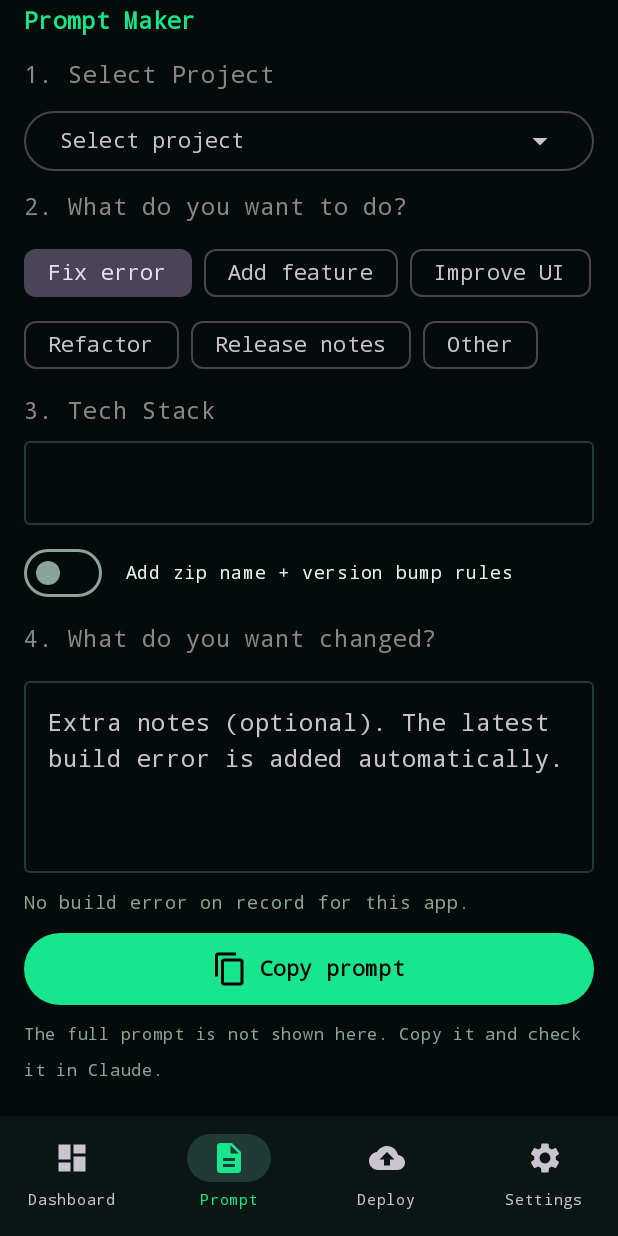
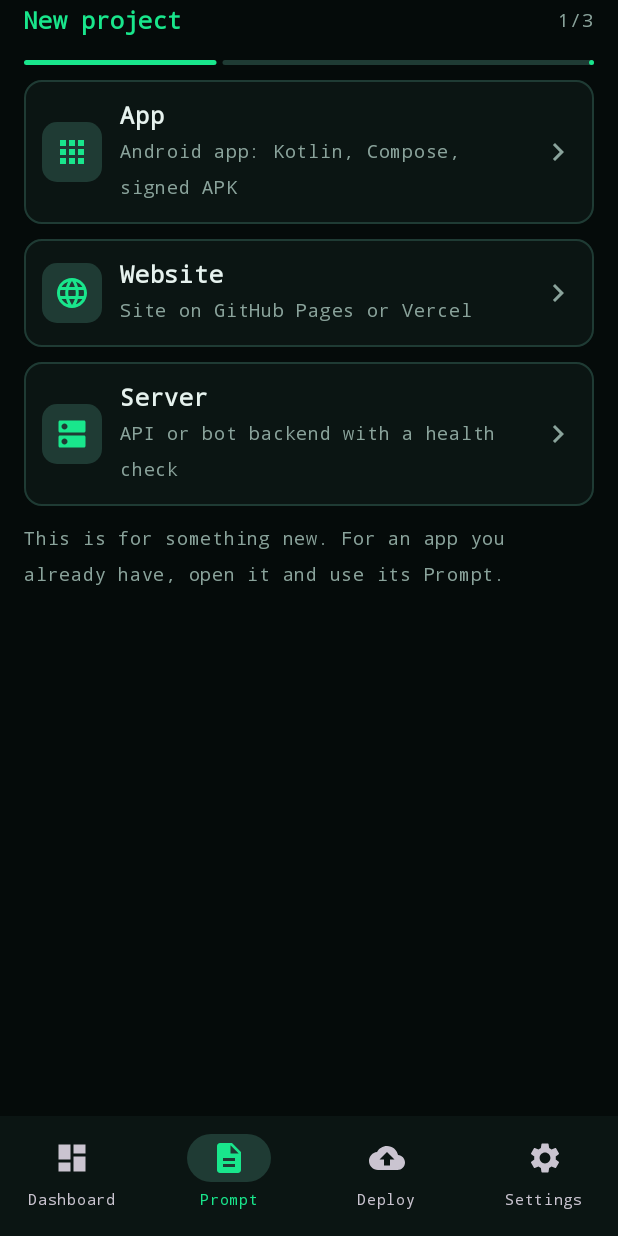
Before and after one commit to krishna000627-pixel/apphub, an Android app built with Jetpack Compose: the screen it shows after launch (MainActivity), item 2 of the bottom bar chosen, on a phone screen of 412 x 824 dp. Run offline under Robolectric (Android 15) with nearby library versions, the phone set to English and light mode, and no system bars; our stand-ins replace Room's generated code; pictures from the network do not load; 21 statements that could not run were skipped.

Commit message:
v65: update from App Hub

```diff
--- a/app/build.gradle.kts
+++ b/app/build.gradle.kts
@@ -25,7 +25,7 @@ android {
     defaultConfig {
         applicationId = "com.krishna.apphub"
         minSdk = 26; targetSdk = 35
-        versionCode = 64; versionName = "64.0"
+        versionCode = 65; versionName = "65.0"
         buildConfigField("String", "APPHUB_CLIENT_SECRET", "\"${project.findProperty("APPHUB_CLIENT_SECRET") ?: ""}\"")
         buildConfigField("String", "APPHUB_CLIENT_ID", "\"${project.findProperty("APPHUB_CLIENT_ID") ?: "Ov23lid24TxTmpt2GX9e"}\"")
     }
--- a/app/src/main/java/com/krishna/apphub/About.kt
+++ b/app/src/main/java/com/krishna/apphub/About.kt
@@ -18,6 +18,7 @@ import androidx.navigation.NavHostController
 /** v28: short release notes shown on the About page (newest first). */
 object ChangeLog {
     val list: List<Pair<String, List<String>>> = listOf(
+        "v65" to listOf("Prompts split in two. Each project has its own Prompt page (task chips, one box, Copy; Adopt is a task there). The Prompt tab is now only for a NEW app, website or server, one page at a time: type, idea, setup, ready."),
         "v64" to listOf("Project page is now a hub with sub pages (Builds, Releases, Files, Info, Prompt, Settings), each with a back arrow. No bottom bar and no tabs on any project page. A failed-build notification opens the build list on top of the project."),
         "v63" to listOf("Project page redesigned: one navigation (its own bottom bar: Overview, Builds, Releases, Settings; the app bar is hidden there), new Overview with status, actions, attention cards, Files/Info/Prompt tiles. Builds: filters, durations, Re-run and Cancel. Notifications: separate channels (failed builds loud, passed quiet), commit and duration in the text, Builds and Install buttons, grouped, Mute alerts per app. Share and copy link from the menu."),
         "v62" to listOf("A changed address shows at once (unlink Vercel = GitHub Pages address right away, Pages off = its address gone right away). The note under Create GitHub repo is removed. Hosting settings moved to their own file."),
--- a/app/src/main/java/com/krishna/apphub/Commands.kt
+++ b/app/src/main/java/com/krishna/apphub/Commands.kt
@@ -16,12 +16,54 @@ object Prompts {
         else -> listOf("Fix error", "Add feature", "Improve UI", "Refactor", "Release notes", "Other")
     }
 
-    fun ideasPrompt(cat: String, notes: String): String =
-        "I want to build a new Android app in the \"$cat\" area." + (if (notes.isBlank()) "" else " My interests and must-haves: $notes.") +
-        "\n\nDo NOT write any code yet.\n\nStep 1 - Ideas: suggest 8 distinct app ideas. For each give: a name, a one-line pitch, the 3 main screens, " +
-        "the one feature that makes it special, and effort (small / medium / large).\n\nThen stop and ask me to pick one (or mix two). " +
-        "Only after I choose: ask up to 3 short questions, show a one-screen plan, and wait for my OK before building. " +
-        PREVIEW
+    fun ideasPrompt(cat: String, notes: String, kind: ProjectType = ProjectType.APP): String {
+        val what = when (kind) {
+            ProjectType.APP -> "a new Android app in the \"$cat\" area"
+            ProjectType.WEBSITE -> "a new website"
+            ProjectType.SERVER -> "a new server (an API or a bot backend)"
+        }
+        val parts = when (kind) { ProjectType.APP -> "the 3 main screens"; ProjectType.WEBSITE -> "the 3 main pages"; ProjectType.SERVER -> "the main endpoints" }
+        return "I want to build $what." + (if (notes.isBlank()) "" else " My interests and must-haves: $notes.") +
+            "\n\nDo NOT write any code yet.\n\nStep 1 - Ideas: suggest 8 distinct ideas. For each give: a name, a one-line pitch, $parts, " +
+            "the one feature that makes it special, and effort (small / medium / large).\n\nThen stop and ask me to pick one (or mix two). " +
+            "Only after I choose: ask up to 3 short questions, show a one-screen plan, and wait for my OK before building. " +
+            PREVIEW
+    }
+
+    /** v65: stack and host choices of the new project wizard (apps have fixed ones). */
+    fun stacksFor(kind: ProjectType): List<String> = when (kind) {
+        ProjectType.WEBSITE -> listOf("HTML + CSS + JS", "React + Vite", "Next.js")
+        ProjectType.SERVER -> listOf("Node + Express", "Python + FastAPI", "Go")
+        ProjectType.APP -> emptyList()
+    }
+    fun hostsFor(kind: ProjectType): List<String> = when (kind) {
+        ProjectType.WEBSITE -> listOf("GitHub Pages", "Vercel")
+        ProjectType.SERVER -> listOf("Render", "Vercel", "Docker")
+        ProjectType.APP -> emptyList()
+    }
+
+    /** v65: build prompt for a new website or server. (A new app uses [buildPrompt].) */
+    fun newProject(kind: ProjectType, name: String, pitch: String, stack: String, host: String): String {
+        val base = name.filter { it.isLetterOrDigit() }.ifBlank { "NewProject" }
+        val site = kind == ProjectType.WEBSITE
+        val hostText = when (host) {
+            "GitHub Pages" -> "GitHub Pages: add .github/workflows/deploy.yml that publishes the site on every push to main (Pages source = GitHub Actions)."
+            "Vercel" -> if (site) "Vercel: it deploys from the GitHub repo on every push to main. Add a vercel.json only if it is needed."
+                else "Vercel: serverless functions under /api, deployed from the GitHub repo on every push to main."
+            "Render" -> "Render: it deploys from the GitHub repo on every push to main and must listen on the PORT environment variable. Say which build and start commands to enter."
+            else -> "Docker: a Dockerfile that runs the server on the PORT environment variable, and a GitHub Actions workflow that builds the image."
+        }
+        val needs = if (site) "Responsive, accessible, clean dark UI with compact spacing. Show the version in the site footer."
+            else "GET /health answers 200 with {\"status\":\"ok\",\"version\":\"v1\"}. Clear JSON errors and input validation. Configuration only through environment variables (list them in the README, no secrets in the repo)."
+        return "Build a new ${kind.label.lowercase()} called $name: $pitch\n\nStack: $stack.\n\n$needs\n\nHosting: $hostText\n\n" +
+            "Before coding: ask me up to 3 short questions if anything is unclear, then show a short plan and wait for my OK.\n\n" +
+            (if (site) "$PREVIEW\n\n" else "") +
+            "Delivery: zip the whole project as ${base}_v1.zip with a top-level folder ${base}_v1/. Version v1. " +
+            "On every later change always bump the version, even for a string-only change. After the zip, list every file you created (path + one short note)."
+    }
+
+    /** v65: tasks of the per-app prompt page: the project tasks plus Adopt (before Other). */
+    fun appTasks(kind: ProjectType): List<String> = tasksFor(kind).toMutableList().also { it.add(it.size - 1, "Adopt") }
 
     fun buildPrompt(name: String, pitch: String): String {
         val base = name.filter { it.isLetterOrDigit() }.ifBlank { "NewApp" }
@@ -77,9 +119,11 @@ object Prompts {
     }
 
     /** [vercel] = the project deploys on Vercel (websites / servers only). */
-    fun make(task: String, p: Project, stack: String, error: String, deliver: Boolean = false, change: String = "", vercel: Boolean = false): String =
-        (if (p.kind == ProjectType.APP) body(task, p, stack, error, change.trim()) else webBody(task, p, stack, error, change.trim(), vercel)) +
+    fun make(task: String, p: Project, stack: String, error: String, deliver: Boolean = false, change: String = "", vercel: Boolean = false): String {
+        if (task == "Adopt") return adopt(p)   // v65: already ends with the delivery rules
+        return (if (p.kind == ProjectType.APP) body(task, p, stack, error, change.trim()) else webBody(task, p, stack, error, change.trim(), vercel)) +
             if (deliver) delivery(p) else ""
+    }
 
     /** Prompts for an existing website or server. */
     private fun webBody(task: String, p: Project, stack: String, error: String, change: String, vercel: Boolean): String {
@@ -126,6 +170,20 @@ object Prompts {
 }
 
 object Ideas {
+    val web: List<Pair<String, String>> = listOf(
+        "Portfolio" to "Personal portfolio with projects, about and contact",
+        "LinkPage" to "Link-in-bio page with buttons and a clean theme",
+        "Landing" to "One-page product landing with features and signup",
+        "DocsSite" to "Documentation site with search and a side menu",
+        "BlogLite" to "Small blog from markdown files",
+        "MenuCard" to "Restaurant menu with prices and a call button")
+    val server: List<Pair<String, String>> = listOf(
+        "Notes API" to "REST API for notes with tags and search",
+        "ShortLink" to "URL shortener with click counts",
+        "Webhook Relay" to "Receives webhooks and forwards them to Telegram",
+        "BotBack" to "Backend for a Telegram bot with commands and storage",
+        "FileDrop" to "Upload API with size limits and expiring links",
+        "StatusPing" to "Pings a list of sites and reports their status")
     val cats = listOf("Productivity", "Games", "Tools", "Health", "Money", "Learning", "Creative")
     val list: Map<String, List<Pair<String, String>>> = mapOf(
         "Productivity" to listOf(
--- a/app/src/main/java/com/krishna/apphub/ProjectPage.kt
+++ b/app/src/main/java/com/krishna/apphub/ProjectPage.kt
@@ -218,7 +218,7 @@ private fun statusWord(ok: Boolean?) = when (ok) { true -> "passed"; false -> "f
                 Spacer(Modifier.height(8.dp))
                 Row(horizontalArrangement = Arrangement.spacedBy(8.dp)) {
                     OutlinedButton({ vm.copy(err) }, Modifier.weight(1f), contentPadding = PadBtn) { BtnText("Copy log") }
-                    OutlinedButton({ vm.selId = p.id; vm.task = "Fix error"; nav.navigate("prompt") }, Modifier.weight(1f), contentPadding = PadBtn) { BtnText("AI prompt") }
+                    OutlinedButton({ vm.selId = p.id; vm.task = "Fix error"; nav.navigate("aprompt/${p.id}") }, Modifier.weight(1f), contentPadding = PadBtn) { BtnText("AI prompt") }
                     last?.let { r -> if (r.ok == false) OutlinedButton({ vm.rerun(p, r.id) }, Modifier.weight(1f), contentPadding = PadBtn) { BtnText("Re-run") } }
                 }
             }
@@ -240,7 +240,7 @@ private fun statusWord(ok: Boolean?) = when (ok) { true -> "passed"; false -> "f
                 RowLine()
                 NavRow(Icons.Default.Info, Cyan, "Info", "Status, versions, addresses") { nav.navigate("info/$id") }
                 RowLine()
-                NavRow(Icons.Default.AutoAwesome, Cyan, "Prompt", "Ask AI about this ${p.kind.label.lowercase()}") { vm.selId = id; nav.navigate("prompt") }
+                NavRow(Icons.Default.AutoAwesome, Cyan, "Prompt", "Fix, add, improve, adopt") { vm.selId = id; vm.task = if (err.isNotBlank()) "Fix error" else "Add feature"; nav.navigate("aprompt/$id") }
                 RowLine()
                 NavRow(Icons.Default.Tune, Muted, "Settings", "Repo, hosting, signing, alerts") { nav.navigate("psettings/$id") }
             }
--- /dev/null
+++ b/app/src/main/java/com/krishna/apphub/PromptPages.kt
@@ -0,0 +1,150 @@
+@file:OptIn(ExperimentalLayoutApi::class)
+package com.krishna.apphub
+
+import androidx.activity.compose.BackHandler
+import androidx.compose.foundation.background
+import androidx.compose.foundation.clickable
+import androidx.compose.foundation.layout.*
+import androidx.compose.foundation.rememberScrollState
+import androidx.compose.foundation.shape.RoundedCornerShape
+import androidx.compose.foundation.verticalScroll
+import androidx.compose.material.icons.Icons
+import androidx.compose.material.icons.filled.*
+import androidx.compose.material3.*
+import androidx.compose.runtime.*
+import androidx.compose.runtime.saveable.rememberSaveable
+import androidx.compose.ui.Alignment
+import androidx.compose.ui.Modifier
+import androidx.compose.ui.draw.clip
+import androidx.compose.ui.graphics.vector.ImageVector
+import androidx.compose.ui.text.font.FontWeight
+import androidx.compose.ui.unit.dp
+import androidx.compose.ui.unit.sp
+import androidx.navigation.NavHostController
+
+/**
+ * v65: the two prompt tools, split by purpose.
+ *  - AppPromptScreen (route aprompt/{id}, opened from a project's Prompt row): prompts for ONE existing project.
+ *  - NewProjectScreen (the Prompt tab = "Prompt Maker"): only for a NEW app, website or server, one page at a time.
+ */
+
+/** A project's own prompt page: pick a task, write what you want, copy. The stack is the project's own (change it in its Settings). */
+@Composable fun AppPromptScreen(vm: HubVM, nav: NavHostController, id: Long) {
+    val p = vm.projects.collectAsState().value.firstOrNull { it.id == id } ?: return
+    val tasks = Prompts.appTasks(p.kind)
+    var task by rememberSaveable(id) { mutableStateOf(if (vm.task in tasks) vm.task else tasks.first()) }
+    var note by rememberSaveable(id, task) { mutableStateOf("") }
+    var deliver by remember { mutableStateOf(vm.prefs.promptDeliver) }
+    val err = vm.errors[id] ?: p.lastError
+    val adopt = task == "Adopt"
+    val needsNote = !adopt && task != "Fix error"
+    Column(Modifier.fillMaxSize().padding(horizontal = 16.dp).verticalScroll(rememberScrollState()), verticalArrangement = Arrangement.spacedBy(10.dp)) {
+        Header("${p.name} prompt", nav)
+        FlowRow(horizontalArrangement = Arrangement.spacedBy(8.dp)) {
+            tasks.forEach { t -> FilterChip(task == t, { task = t }, { Text(t) }) }
+        }
+        if (adopt) Text("Makes this project work with App Hub: workflow, version, secrets and delivery. Send it to Claude with the project.", fontSize = 12.sp, color = Muted)
+        else {
+            OutlinedTextField(note, { note = it }, Modifier.fillMaxWidth(), minLines = 4, label = { Text(Prompts.hint(task, p.kind)) })
+            if (task == "Fix error") Mono(if (err.isBlank()) "No build error on record." else "Build error included (${err.lines().count { it.isNotBlank() }} lines)", color = Muted)
+            Row(verticalAlignment = Alignment.CenterVertically) {
+                HubSwitch(deliver, { deliver = it; vm.prefs.promptDeliver = it })
+                Text("  Zip name and version rules", fontSize = 12.sp)
+            }
+        }
+        BigButton("Copy prompt", Icons.Default.ContentCopy) {
+            if (needsNote && note.isBlank()) vm.toast("Write what you want first")
+            else vm.copy(Prompts.make(task, p, p.stack, err, deliver, note, vm.isVercel(p)))
+        }
+        Spacer(Modifier.height(12.dp))
+    }
+}
+
+@Composable private fun KindCard(icon: ImageVector, title: String, sub: String, onClick: () -> Unit) =
+    Panel(Modifier.clickable(onClick = onClick)) {
+        Row(verticalAlignment = Alignment.CenterVertically) {
+            Box(Modifier.size(40.dp).background(Line, RoundedCornerShape(10.dp)), contentAlignment = Alignment.Center) { Icon(icon, null, tint = Green) }
+            Spacer(Modifier.width(12.dp))
+            Column(Modifier.weight(1f)) { Text(title, fontWeight = FontWeight.Bold); Text(sub, fontSize = 12.sp, color = Muted) }
+            Icon(Icons.Default.ChevronRight, null, tint = Muted)
+        }
+    }
+
+@Composable private fun IdeaRow(name: String, pitch: String, onClick: () -> Unit) =
+    Column(Modifier.fillMaxWidth().clip(RoundedCornerShape(8.dp)).clickable(onClick = onClick).padding(vertical = 6.dp)) {
+        Text(name, color = Cyan, fontWeight = FontWeight.Bold, fontSize = 14.sp)
+        Text(pitch, fontSize = 12.sp, color = Muted)
+    }
+
+/** Prompt Maker: a new app, website or server in up to 4 pages (type, idea, setup, ready). Apps skip the setup page. */
+@Composable fun NewProjectScreen(vm: HubVM, nav: NavHostController) {
+    var step by rememberSaveable { mutableIntStateOf(0) }
+    var kindName by rememberSaveable { mutableStateOf("APP") }
+    var cat by rememberSaveable { mutableStateOf(Ideas.cats.first()) }
+    var name by rememberSaveable { mutableStateOf("") }
+    var pitch by rememberSaveable { mutableStateOf("") }
+    var stack by rememberSaveable { mutableStateOf("") }
+    var host by rememberSaveable { mutableStateOf("") }
+    val kind = ProjectType.valueOf(kindName)
+    val app = kind == ProjectType.APP
+    val stacks = Prompts.stacksFor(kind)
+    val hosts = Prompts.hostsFor(kind)
+    val curStack = if (stack in stacks) stack else stacks.firstOrNull().orEmpty()
+    val curHost = if (host in hosts) host else hosts.firstOrNull().orEmpty()
+    fun next() { step = if (step == 1 && app) 3 else step + 1 }
+    fun back() { step = if (step == 3 && app) 1 else step - 1 }
+    BackHandler(step > 0) { back() }
+    val total = if (app) 3 else 4
+    val pos = when (step) { 0 -> 1; 1 -> 2; 2 -> 3; else -> total }
+    val title = listOf("New project", "Idea", "Setup", "Ready")[step]
+    Column(Modifier.fillMaxSize().padding(horizontal = 16.dp).verticalScroll(rememberScrollState()), verticalArrangement = Arrangement.spacedBy(10.dp)) {
+        Row(Modifier.fillMaxWidth().padding(top = 2.dp, bottom = 4.dp), verticalAlignment = Alignment.CenterVertically) {
+            if (step > 0) IconButton({ back() }, Modifier.size(40.dp)) { Icon(Icons.Default.ArrowBack, null) }
+            Text(title, Modifier.weight(1f), style = MaterialTheme.typography.titleMedium, fontWeight = FontWeight.Bold, color = Green, maxLines = 1)
+            Mono("$pos/$total", color = Muted)
+        }
+        LinearProgressIndicator({ pos / total.toFloat() }, Modifier.fillMaxWidth().height(3.dp), color = Green, trackColor = Line)
+        when (step) {
+            0 -> {
+                KindCard(Icons.Default.Apps, "App", "Android app: Kotlin, Compose, signed APK") { kindName = "APP"; step = 1 }
+                KindCard(Icons.Default.Language, "Website", "Site on GitHub Pages or Vercel") { kindName = "WEBSITE"; step = 1 }
+                KindCard(Icons.Default.Dns, "Server", "API or bot backend with a health check") { kindName = "SERVER"; step = 1 }
+                Text("This is for something new. For an app you already have, open it and use its Prompt.", fontSize = 12.sp, color = Muted)
+            }
+            1 -> {
+                OutlinedTextField(name, { name = it }, Modifier.fillMaxWidth(), singleLine = true, label = { Text("Name") })
+                OutlinedTextField(pitch, { pitch = it }, Modifier.fillMaxWidth(), minLines = 3, label = { Text("What is it?") })
+                Text("Ideas", color = Muted, fontSize = 12.sp)
+                if (app) FlowRow(horizontalArrangement = Arrangement.spacedBy(8.dp)) { Ideas.cats.forEach { c -> FilterChip(cat == c, { cat = c }, { Text(c) }) } }
+                val ideas = when (kind) { ProjectType.APP -> Ideas.list[cat].orEmpty(); ProjectType.WEBSITE -> Ideas.web; ProjectType.SERVER -> Ideas.server }
+                ideas.forEach { (n, d) -> IdeaRow(n, d) { name = n; pitch = d } }
+                OutlinedButton({ vm.copy(Prompts.ideasPrompt(cat, pitch, kind)) }, Modifier.fillMaxWidth()) { BtnText("Not sure? Copy an ideas prompt") }
+                Button({ next() }, Modifier.fillMaxWidth(), enabled = name.isNotBlank() && pitch.isNotBlank(),
+                    colors = ButtonDefaults.buttonColors(containerColor = Green, contentColor = androidx.compose.ui.graphics.Color.Black)) { Text("Next") }
+            }
+            2 -> {
+                Text("Stack", color = Muted, fontSize = 12.sp)
+                FlowRow(horizontalArrangement = Arrangement.spacedBy(8.dp)) { stacks.forEach { s -> FilterChip(curStack == s, { stack = s }, { Text(s) }) } }
+                Text("Host", color = Muted, fontSize = 12.sp)
+                FlowRow(horizontalArrangement = Arrangement.spacedBy(8.dp)) { hosts.forEach { h -> FilterChip(curHost == h, { host = h }, { Text(h) }) } }
+                Button({ next() }, Modifier.fillMaxWidth(),
+                    colors = ButtonDefaults.buttonColors(containerColor = Green, contentColor = androidx.compose.ui.graphics.Color.Black)) { Text("Next") }
+            }
+            else -> {
+                Panel {
+                    Mono("type : ${kind.label.lowercase()}")
+                    Mono("name : ${name.trim()}")
+                    Mono("stack: ${if (app) "Kotlin, Compose, Room" else curStack}")
+                    if (!app) Mono("host : $curHost")
+                }
+                BigButton("Copy prompt", Icons.Default.ContentCopy) {
+                    vm.copy(if (app) Prompts.buildPrompt(name.trim(), pitch.trim()) else Prompts.newProject(kind, name.trim(), pitch.trim(), curStack, curHost))
+                }
+                Text("Send it to Claude. When the zip is ready, add it here.", fontSize = 12.sp, color = Muted)
+                OutlinedButton({ nav.navigate("add") }, Modifier.fillMaxWidth()) { BtnText("Set up the project") }
+                TextButton({ step = 0; name = ""; pitch = ""; stack = ""; host = "" }) { Text("Start over", color = Muted) }
+            }
+        }
+        Spacer(Modifier.height(12.dp))
+    }
+}
--- a/app/src/main/java/com/krishna/apphub/Screens.kt
+++ b/app/src/main/java/com/krishna/apphub/Screens.kt
@@ -183,7 +183,7 @@ fun goDeploy(vm: HubVM, nav: NavHostController, p: Project) {
     }
     // contentWindowInsets = 0 so the status bar inset is applied exactly once (statusBarsPadding below)
     // v63/v64: the project pages (project, builds, releases, settings, info, files, file, env, install) are sub pages with a back arrow, so the app bar is hidden there
-    val onProject = route != null && listOf("detail/", "builds/", "releases/", "psettings/", "info/", "files/", "file/", "env/", "install/").any { route.startsWith(it) }
+    val onProject = route != null && listOf("detail/", "builds/", "releases/", "psettings/", "aprompt/", "info/", "files/", "file/", "env/", "install/").any { route.startsWith(it) }
     Scaffold(containerColor = Bg, contentWindowInsets = WindowInsets(0, 0, 0, 0), bottomBar = {
         if (!onProject) NavigationBar(containerColor = Surf) {
             tabs.forEach { (r, l, i) ->
@@ -195,7 +195,8 @@ fun goDeploy(vm: HubVM, nav: NavHostController, p: Project) {
     }) { pad ->
         NavHost(nav, "dash", Modifier.padding(pad).statusBarsPadding().then(if (onProject) Modifier.navigationBarsPadding() else Modifier)) {
             composable("dash") { Dashboard(vm, nav) }
-            composable("prompt") { PromptScreen(vm, nav) }
+            composable("prompt") { NewProjectScreen(vm, nav) }
+            composable("aprompt/{id}", listOf(navArgument("id") { type = NavType.LongType })) { AppPromptScreen(vm, nav, it.arguments!!.getLong("id")) }   // v65
             composable("log") { LogScreen(vm, nav) }
             composable("deploy") { DeployScreen(vm, nav) }
             composable("settings") { SettingsScreen(vm, nav) }
@@ -587,7 +588,7 @@ fun goDeploy(vm: HubVM, nav: NavHostController, p: Project) {
                         val e = vm.errors[p.id].orEmpty().ifBlank { p.lastError }
                         if (e.isNotBlank()) vm.copy(e) else vm.toast("No error text yet")
                     }) { Icon(Icons.Default.ContentCopy, null, Modifier.size(16.dp)); Text(" Copy errors", fontSize = 12.sp) }
-                    OutlinedButton({ vm.selId = p.id; vm.task = "Fix error"; nav.navigate("prompt") }) {
+                    OutlinedButton({ vm.selId = p.id; vm.task = "Fix error"; nav.navigate("aprompt/${p.id}") }) {
                         Icon(Icons.Default.AutoAwesome, null, Modifier.size(16.dp), tint = Cyan); Text(" AI prompt", fontSize = 12.sp)
                     }
                 }
@@ -604,41 +605,7 @@ fun goDeploy(vm: HubVM, nav: NavHostController, p: Project) {
 }
 
 // ---------- prompt maker ----------
-@Composable fun PromptScreen(vm: HubVM, nav: NavHostController) {
-    val ps by vm.projects.collectAsState()
-    val p = vm.sel()
-    var stack by remember(p?.id) { mutableStateOf(p?.stack ?: "") }
-    var deliver by remember { mutableStateOf(vm.prefs.promptDeliver) }   // v40: remembered
-    val selKind = p?.kind ?: ProjectType.APP
-    val tasks = Prompts.tasksFor(selKind)
-    val task = if (vm.task in tasks) vm.task else tasks.first()   // v41: a task of another project type falls back to the first one
-    val err = if (p == null) "" else (vm.errors[p.id] ?: p.lastError)
-    val text = if (p == null) "" else Prompts.make(task, p, stack, err, deliver, vm.promptNote, vm.isVercel(p))
-    Column(Modifier.fillMaxSize().padding(horizontal = 16.dp).verticalScroll(rememberScrollState()), verticalArrangement = Arrangement.spacedBy(8.dp)) {
-        Header("Prompt Maker")
-        Text("1. Select Project", color = Color.Gray); ProjectPicker(ps, p) { vm.selId = it.id }
-        Text("2. What do you want to do?", color = Color.Gray)
-        FlowRow(horizontalArrangement = Arrangement.spacedBy(8.dp)) { tasks.forEach { FilterChip(task == it, { vm.task = it }, { Text(it) }) } }
-        run {
-            Text("3. Tech Stack", color = Color.Gray)
-            OutlinedTextField(stack, { stack = it }, singleLine = true, modifier = Modifier.fillMaxWidth())
-            Row(verticalAlignment = Alignment.CenterVertically) { HubSwitch(deliver, { deliver = it; vm.prefs.promptDeliver = it }); Text("  Add zip name + version bump rules", fontSize = 12.sp) }
-            Text("4. What do you want changed?", color = Color.Gray)
-            OutlinedTextField(vm.promptNote, { vm.promptNote = it }, Modifier.fillMaxWidth(), minLines = 4, label = { Text(Prompts.hint(task, selKind)) })
-            if (task == "Fix error") Mono(if (err.isBlank()) "No build error on record for ${p?.name ?: "this app"}." else "Build error included (${err.lines().count { it.isNotBlank() }} lines)", color = Muted)
-            if (p != null) Mono("$task • ${p.name} ${p.version}${if (deliver) " • delivery rules" else ""}", color = Muted)
-            BigButton("Copy prompt", Icons.Default.ContentCopy) {
-                when {
-                    text.isBlank() -> vm.toast("Add a project first")
-                    vm.promptNote.isBlank() && task != "Fix error" -> vm.toast("Write what you want changed first")
-                    else -> vm.copy(text)
-                }
-            }
-            Text("The full prompt is not shown here. Copy it and check it in Claude.", fontSize = 11.sp, color = Muted)
-        }
-        Spacer(Modifier.height(12.dp))
-    }
-}
+// v65: the old Prompt Maker screen is split: PromptPages.kt (AppPromptScreen for one project, NewProjectScreen for new ones)
 
 // ---------- full build log ----------
 @Composable fun LogScreen(vm: HubVM, nav: NavHostController) {
```
Also changed, not shown: 1 other file.
